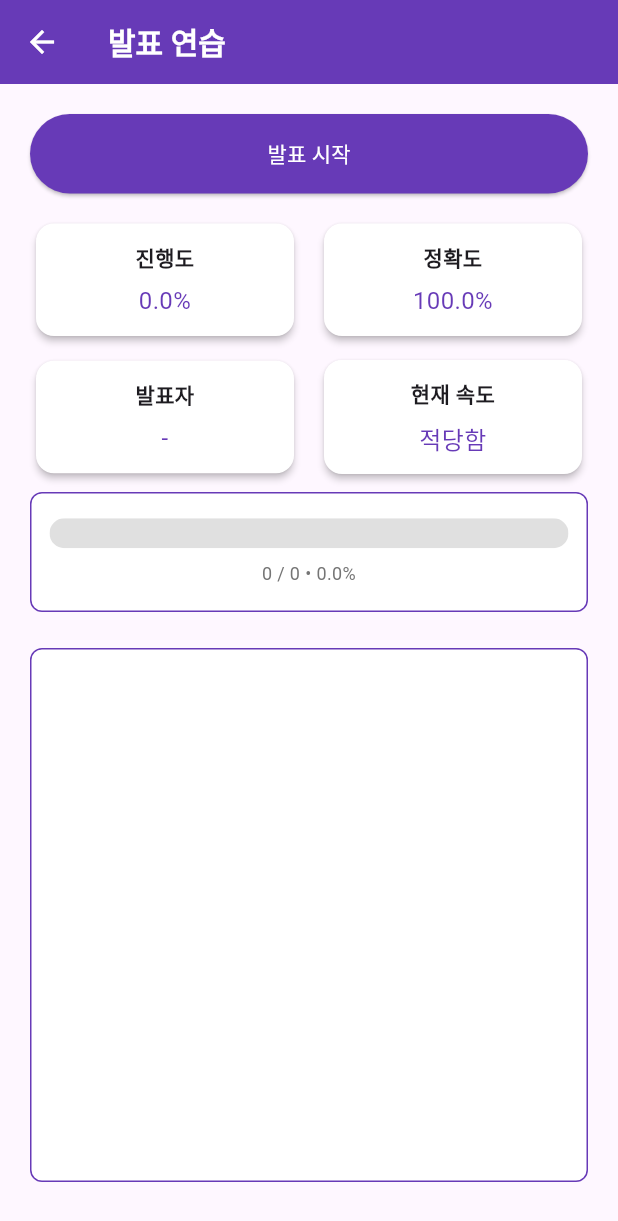
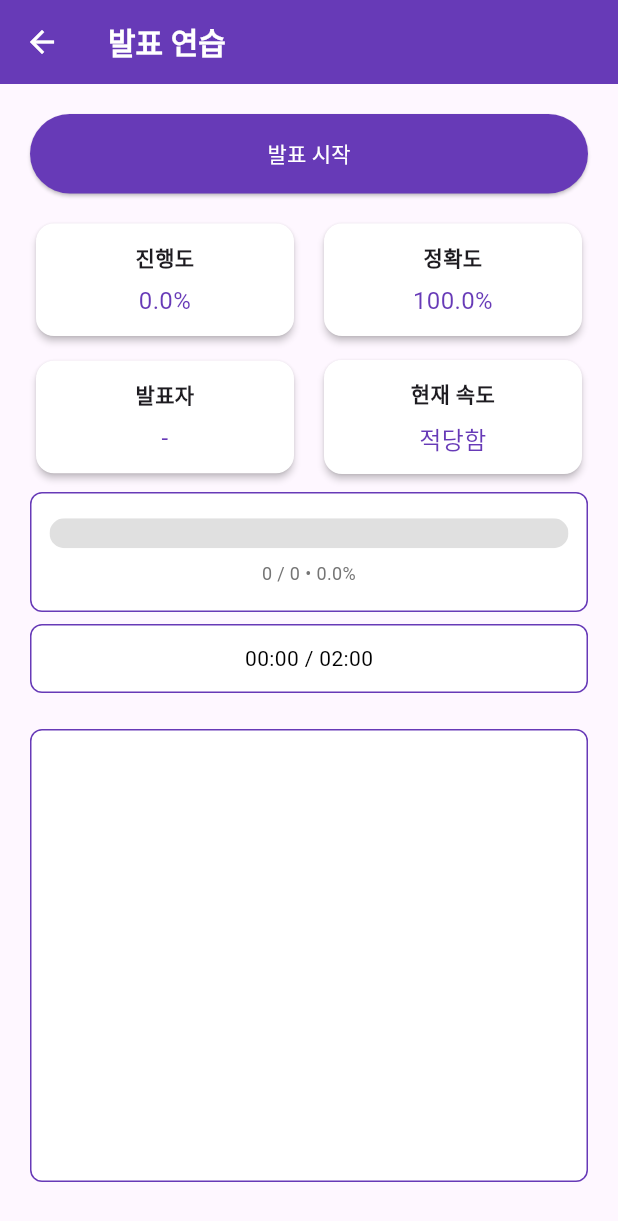
Before and after one commit to IngyoKim/TalkPilot, a Flutter app: the PresentationPracticePage screen opened directly with empty values, on a phone screen of 412 x 824 dp. Shown: the top 1221 px of the screen. Run offline on Flutter 3.47's test engine with Material 3 defaults, Android fonts, the phone set to English and light mode, and no system bars; our stand-ins replace file_picker, firebase_auth, firebase_core, firebase_database, flutter_dotenv, fluttertoast and 5 more; missing offline and left inert: kakao_flutter_sdk_common, kakao_flutter_sdk_user; accounts and stored records are empty; generated files the repository leaves out were written again; network calls fail; statements that could not run were skipped.

Commit message:
feat: 발표 시간 및 예상시간 표시
- 발표시간 / 예상시간 포맷으로 출력
- 분: 초 형식을 이용함
- 예상시간 이상으로 발표를 진행하면 글씨를 빨간색으로 출력

```diff
--- a/app/lib/src/pages/practice_page/presentation_practice_page.dart
+++ b/app/lib/src/pages/practice_page/presentation_practice_page.dart
@@ -10,7 +10,8 @@ class PresentationPracticePage extends StatefulWidget {
   const PresentationPracticePage({super.key, required this.projectId});
 
   @override
-  State<PresentationPracticePage> createState() => _PresentationPracticePageState();
+  State<PresentationPracticePage> createState() =>
+      _PresentationPracticePageState();
 }
 
 class _PresentationPracticePageState extends State<PresentationPracticePage> {
@@ -33,10 +34,19 @@ class _PresentationPracticePageState extends State<PresentationPracticePage> {
     super.dispose();
   }
 
+  String formatDuration(Duration duration) {
+    final minutes = duration.inMinutes.remainder(60).toString().padLeft(2, '0');
+    final seconds = duration.inSeconds.remainder(60).toString().padLeft(2, '0');
+    return '$minutes:$seconds';
+  }
+
   @override
   Widget build(BuildContext context) {
-    final progressPercent = (_controller.scriptProgress * 100).toStringAsFixed(1);
-    final current = (_controller.scriptChunks.length * _controller.scriptProgress).round();
+    final progressPercent = (_controller.scriptProgress * 100).toStringAsFixed(
+      1,
+    );
+    final current =
+        (_controller.scriptChunks.length * _controller.scriptProgress).round();
     final total = _controller.scriptChunks.length;
 
     return WillPopScope(
@@ -63,29 +73,31 @@ class _PresentationPracticePageState extends State<PresentationPracticePage> {
               children: [
                 ElevatedButton(
                   style: ElevatedButton.styleFrom(
-                    backgroundColor: _controller.isListening ? Colors.grey : Colors.deepPurple,
+                    backgroundColor:
+                        _controller.isListening
+                            ? Colors.grey
+                            : Colors.deepPurple,
                     foregroundColor: Colors.white,
                     padding: const EdgeInsets.symmetric(vertical: 16),
                   ),
-                  onPressed: _controller.isListening
-                      ? _controller.stopListening
-                      : _controller.startListening,
+                  onPressed:
+                      _controller.isListening
+                          ? _controller.stopListening
+                          : _controller.startListening,
                   child: Text(_controller.isListening ? '발표 중지' : '발표 시작'),
                 ),
                 const SizedBox(height: 16),
                 Row(
                   children: [
                     Expanded(
-                      child: InfoCard(
-                        title: '진행도',
-                        value: '$progressPercent%',
-                      ),
+                      child: InfoCard(title: '진행도', value: '$progressPercent%'),
                     ),
                     const SizedBox(width: 12),
                     Expanded(
                       child: InfoCard(
                         title: '정확도',
-                        value: '${(_controller.scriptAccuracy * 100).toStringAsFixed(1)}%',
+                        value:
+                            '${(_controller.scriptAccuracy * 100).toStringAsFixed(1)}%',
                       ),
                     ),
                   ],
@@ -126,7 +138,9 @@ class _PresentationPracticePageState extends State<PresentationPracticePage> {
                         child: LinearProgressIndicator(
                           value: _controller.scriptProgress,
                           backgroundColor: Colors.grey[300],
-                          valueColor: AlwaysStoppedAnimation<Color>(Colors.deepPurple),
+                          valueColor: AlwaysStoppedAnimation<Color>(
+                            Colors.deepPurple,
+                          ),
                           minHeight: 20,
                         ),
                       ),
@@ -137,6 +151,28 @@ class _PresentationPracticePageState extends State<PresentationPracticePage> {
                         style: TextStyle(fontSize: 12, color: Colors.grey[600]),
                       ),
                     ],
+                  ),
+                ),
+                const SizedBox(height: 8),
+                Container(
+                  padding: const EdgeInsets.symmetric(vertical: 12),
+                  decoration: BoxDecoration(
+                    color: Colors.white,
+                    border: Border.all(color: Colors.deepPurple),
+                    borderRadius: BorderRadius.circular(8),
+                  ),
+                  child: Center(
+                    child: Text(
+                      '${formatDuration(_controller.presentationDuration)} / ${formatDuration(_controller.expectedDuration)}',
+                      style: TextStyle(
+                        fontSize: 14,
+                        color:
+                            _controller.presentationDuration >
+                                    _controller.expectedDuration
+                                ? Colors.red
+                                : Colors.black,
+                      ),
+                    ),
                   ),
                 ),
                 const SizedBox(height: 24),
```
